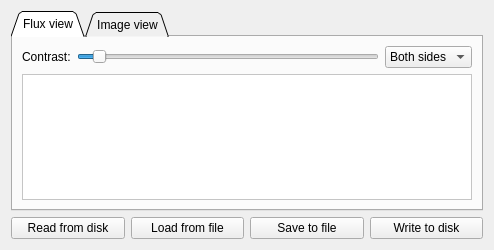
Qt form src/gui2/imager.ui (davidgiven/fluxengine) before a commit.
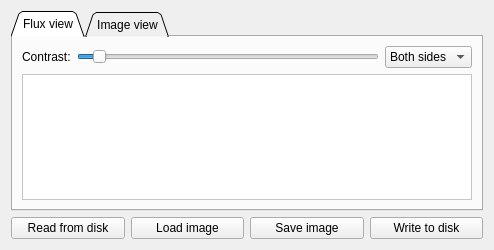
The same form after that commit. Icons and pictures are not drawn.

The edit to the form file:
```diff
--- a/src/gui2/imager.ui
+++ b/src/gui2/imager.ui
@@ -157,7 +157,7 @@
       <item row="0" column="1">
        <widget class="QPushButton" name="loadFluxButton">
         <property name="text">
-         <string>Load from file</string>
+         <string>Load image</string>
         </property>
         <property name="icon">
          <iconset theme="document-open"/>
@@ -187,7 +187,7 @@
       <item row="0" column="3">
        <widget class="QPushButton" name="saveFluxButton">
         <property name="text">
-         <string>Save to file</string>
+         <string>Save image</string>
         </property>
         <property name="icon">
          <iconset theme="document-save"/>
```
Left out of the diff: 4 changed lines with no effect on the pictures.
